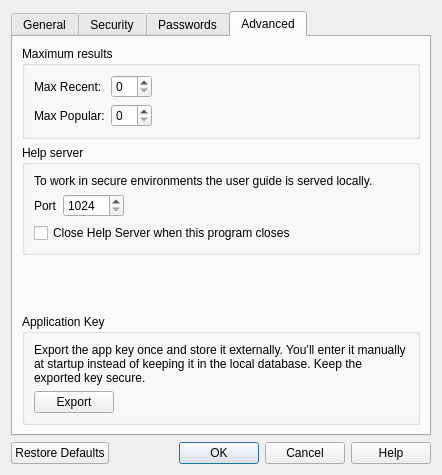
Old version of the form ui/preferencesdialog.ui in the repository sysal1280/passwords.
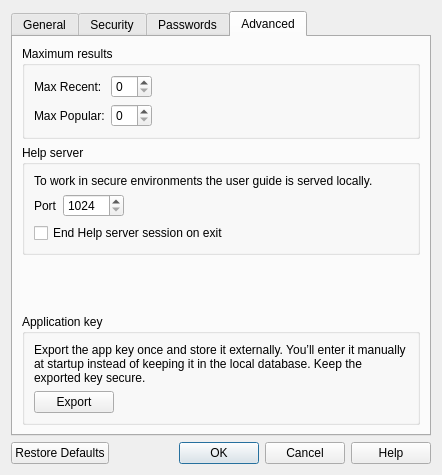
New version of the form. The open tabs and pages were chosen to show the change.

Patch:
```diff
--- a/ui/preferencesdialog.ui
+++ b/ui/preferencesdialog.ui
@@ -465,7 +465,7 @@
           <item row="2" column="0">
            <widget class="QCheckBox" name="checkBoxCloseHelpServer">
             <property name="text">
-             <string>Close Help Server when this program closes</string>
+             <string>End Help server session on exit</string>
             </property>
            </widget>
           </item>
@@ -532,7 +532,7 @@
        <item>
         <widget class="QGroupBox" name="groupBox_10">
          <property name="title">
-          <string>Application Key</string>
+          <string>Application key</string>
          </property>
          <layout class="QGridLayout" name="gridLayout_5">
           <item row="1" column="1">
```
Left out of the diff: 2 changed lines with no effect on the pictures.
